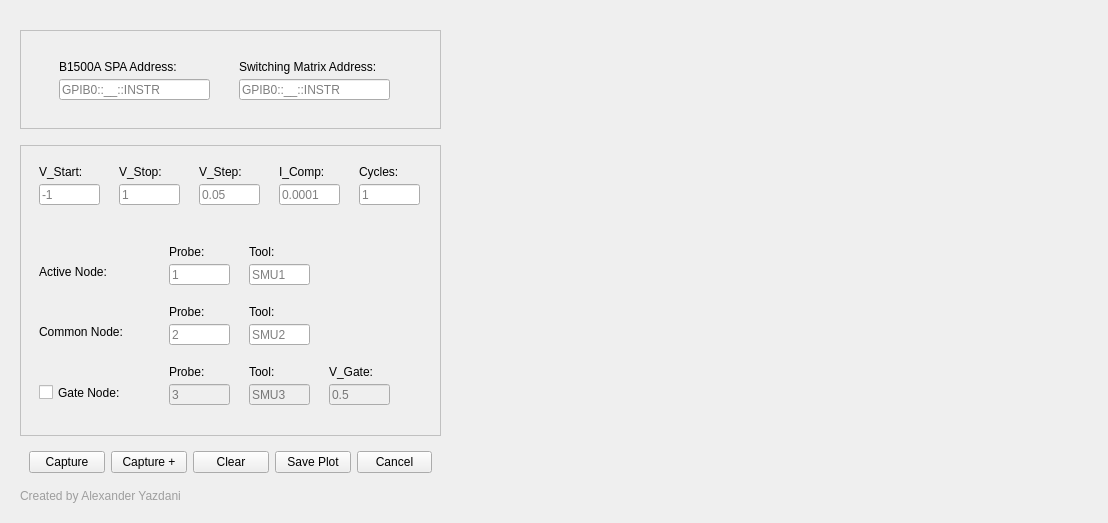
This is DCIV_GUI_2Probe_backend.ui in Alexyazdani/GUI_Testing as Qt 5 draws it before an edit. The edited form follows.
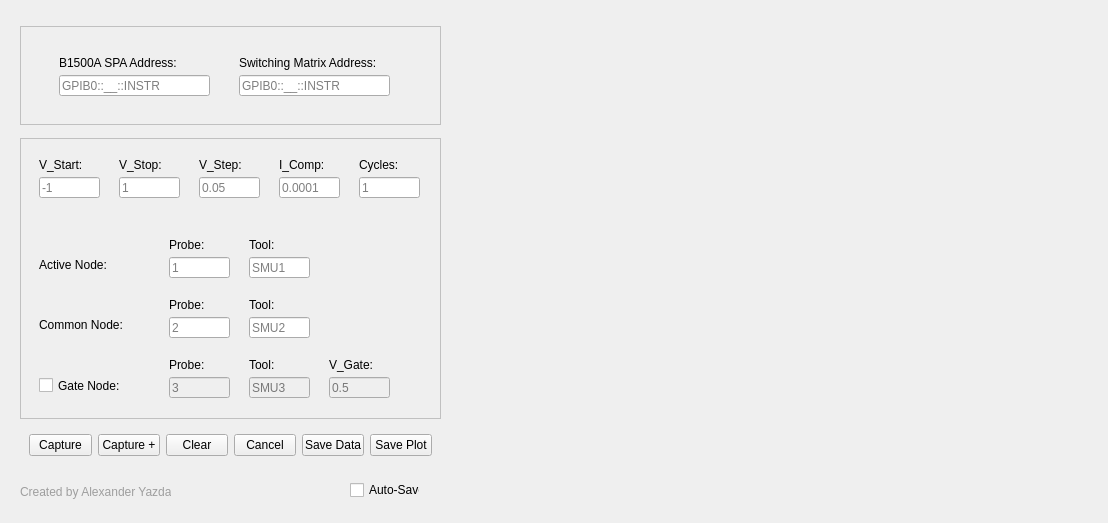
This is the edited form.

What changed in the file:
```diff
--- a/DCIV_GUI_2Probe_backend.ui
+++ b/DCIV_GUI_2Probe_backend.ui
@@ -148,13 +148,13 @@
         <property name="minimumSize">
          <size>
           <width>421</width>
-          <height>291</height>
+          <height>281</height>
          </size>
         </property>
         <property name="maximumSize">
          <size>
           <width>421</width>
-          <height>16777215</height>
+          <height>281</height>
          </size>
         </property>
         <property name="styleSheet">
@@ -595,13 +595,6 @@
            </property>
           </widget>
          </item>
-         <item>
-          <widget class="QPushButton" name="pushButton_4">
-           <property name="text">
-            <string>Save Plot</string>
-           </property>
-          </widget>
-         </item>
          <item>
           <widget class="QPushButton" name="cancel_button">
            <property name="text">
@@ -609,6 +602,20 @@
            </property>
           </widget>
          </item>
+         <item>
+          <widget class="QPushButton" name="save_data_button">
+           <property name="text">
+            <string>Save Data</string>
+           </property>
+          </widget>
+         </item>
+         <item>
+          <widget class="QPushButton" name="pushButton_4">
+           <property name="text">
+            <string>Save Plot</string>
+           </property>
+          </widget>
+         </item>
         </layout>
        </widget>
       </item>
@@ -626,7 +633,22 @@
        </spacer>
       </item>
       <item>
+       <widget class="QWidget" name="widget_7" native="true">
+        <property name="minimumSize">
+         <size>
+          <width>411</width>
+          <height>31</height>
+         </size>
+        </property>
        <widget class="QLabel" name="name_label">
+         <property name="geometry">
+          <rect>
+           <x>0</x>
+           <y>10</y>
+           <width>151</width>
+           <height>20</height>
+          </rect>
+         </property>
         <property name="styleSheet">
          <string notr="true">font: 75 8pt &quot;Myanmar Text&quot;;
 color: rgb(158, 158, 158);
@@ -635,6 +657,20 @@
         <property name="text">
          <string>Created by Alexander Yazdani</string>
         </property>
+        </widget>
+        <widget class="QCheckBox" name="save_checkBox">
+         <property name="geometry">
+          <rect>
+           <x>330</x>
+           <y>8</y>
+           <width>70</width>
+           <height>20</height>
+          </rect>
+         </property>
+         <property name="text">
+          <string>Auto-Save</string>
+         </property>
+        </widget>
        </widget>
       </item>
      </layout>
```
Lines whose indentation alone changed are shown as unchanged.
